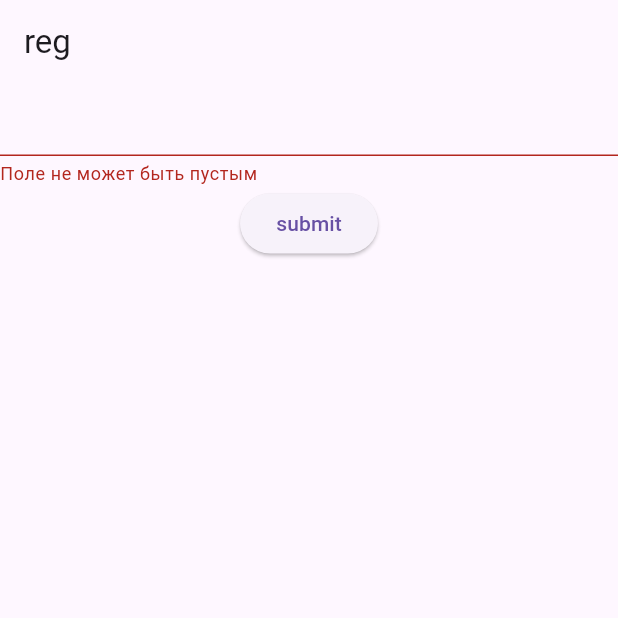
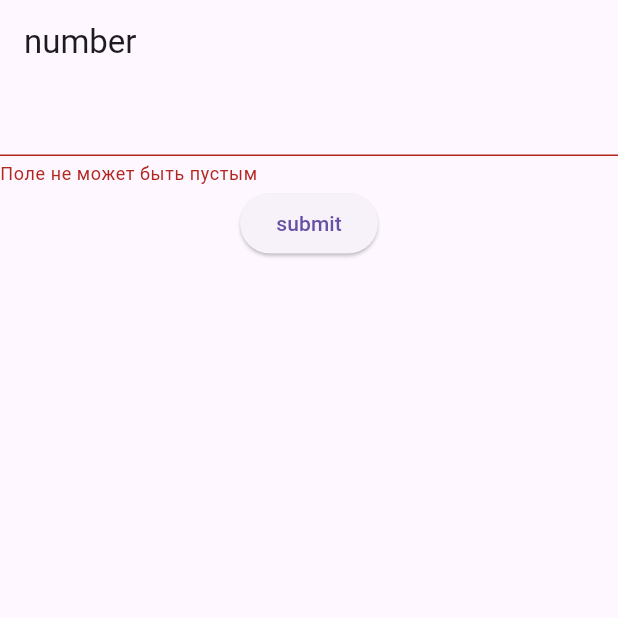
Before and after one commit to ZergProger/mobx_project, a Flutter app: the screen it shows after launch, after a tap on "submit", on a phone screen of 412 x 824 dp, the top half of it. Run offline on Flutter 3.47's test engine with Material 3 defaults, Android fonts, the phone set to English and light mode, and no system bars; our stand-ins replace mobx; generated files the repository leaves out were written again; statements that could not run were skipped.

```diff
--- a/lib/main.dart
+++ b/lib/main.dart
@@ -1,9 +1,19 @@
 import 'package:flutter/material.dart';
+import 'package:mobx_project/pages/email_page/email_page.dart';
 import 'package:mobx_project/pages/phone_page/phone_page.dart';
+import 'package:mobx_project/mobx/register.dart';
 import 'package:mobx_project/utils/routes.dart';
 import 'package:mobx_project/utils/routes_name.dart';
 
+final Register dataValid = Register();
 void main() {
+  RegPage(
+    dataValidation: dataValid,
+  );
+  EmailPage(
+    dataValidation: dataValid,
+  );
+
   runApp(Main());
 }
 
@@ -13,6 +23,7 @@ class Main extends StatelessWidget {
   @override
   Widget build(BuildContext context) {
     return MaterialApp(
+      debugShowCheckedModeBanner: false,
       initialRoute: route(RegPage),
       routes: generateRoutes(),
     );
--- a/lib/pages/phone_page/phone_page.dart
+++ b/lib/pages/phone_page/phone_page.dart
@@ -1,13 +1,13 @@
 import 'package:flutter/material.dart';
 import 'package:flutter/services.dart';
+import 'package:mobx_project/mobx/register_form.dart';
 import 'package:mobx_project/pages/email_page/email_page.dart';
-import 'package:mobx_project/register.dart';
-import 'package:mobx_project/utils/routes_name.dart';
 
 class RegPage extends StatelessWidget {
-  RegPage({super.key});
+  RegPage({super.key, RegisterForm? dataValidation})
+      : dataValidation = dataValidation ?? RegisterForm();
 
-  final Register dataValidation = Register();
+  final RegisterForm dataValidation;
   final TextEditingController controller = TextEditingController();
   final GlobalKey<FormState> _formKey = GlobalKey<FormState>();
 
@@ -15,7 +15,7 @@ class RegPage extends StatelessWidget {
   Widget build(BuildContext context) {
     return Scaffold(
       appBar: AppBar(
-        title: Text('reg'),
+        title: Text('number'),
       ),
       body: Form(
         key: _formKey,
@@ -36,20 +36,20 @@ class RegPage extends StatelessWidget {
                 FilteringTextInputFormatter.digitsOnly,
               ],
             ),
-            SizedBox(
+            const SizedBox(
               height: 1,
             ),
             ElevatedButton(
                 onPressed: () {
                   if (_formKey.currentState?.validate() == true) {
-                    dataValidation.dataValidation();
+                    dataValidation.validator(true);
                     Navigator.push(
                         context,
                         MaterialPageRoute(
                           builder: (context) => EmailPage(),
                         ));
                   } else {
-                    dataValidation.value == false;
+                    dataValidation.validator(false);
                   }
                 },
                 child: Text('submit'))
```
Also changed, not shown: lib/mobx/register_form.dart (added, +28 -0 lines), lib/pages/email_page/email_page.dart (+49 -2 lines), lib/pages/popup_page/popup_page.dart (added, +48 -0 lines), lib/register.dart (deleted, +0 -18 lines), lib/mobx/register_form.g.dart (added), lib/register.g.dart (deleted).
